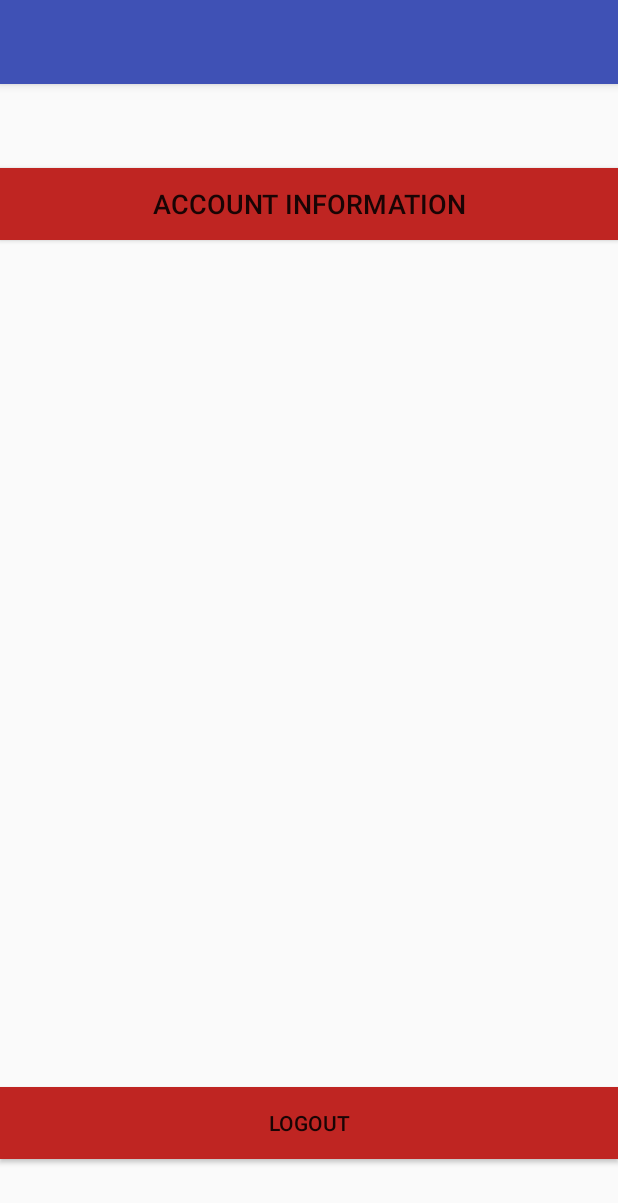
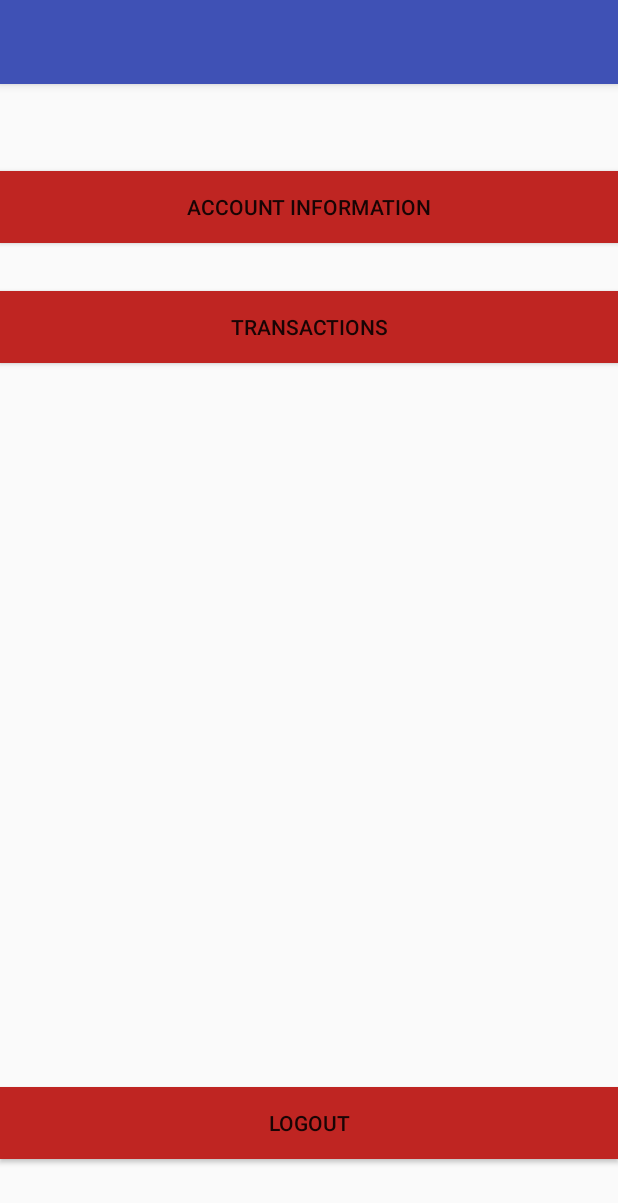
Before and after one commit to azamean/Bank, an Android app: the MainMenu screen opened directly, with no data from a screen before it, on a phone screen of 412 x 824 dp. Shown: the top 1203 px of the screen. Run offline under Robolectric (Android 15) with nearby library versions, the phone set to English and light mode, and no system bars.

```diff
--- a/BankingApp/app/src/main/java/marcusobyrne/bankingapp/MainMenu.java
+++ b/BankingApp/app/src/main/java/marcusobyrne/bankingapp/MainMenu.java
@@ -19,10 +19,11 @@ public class MainMenu extends AppCompatActivity {
 
     public void viewAccount(View view){
 
-        Intent viewAcc = new Intent(this, AccountInformation.class);
+        Intent viewAcc = new Intent(MainMenu.this, AccountInformation.class);
         startActivity(viewAcc);
 
     }
+
     public void logoutClicked(View view){
         Intent logout = new Intent(this, MainActivity.class);
 
--- a/BankingApp/app/src/main/res/layout/activity_main_menu.xml
+++ b/BankingApp/app/src/main/res/layout/activity_main_menu.xml
@@ -5,19 +5,6 @@
     android:layout_width="match_parent"
     android:layout_height="match_parent"
     tools:context="marcusobyrne.bankingapp.MainMenu">
-
-    <Button
-        android:id="@+id/button"
-        android:layout_width="match_parent"
-        android:layout_height="wrap_content"
-        android:layout_alignParentTop="true"
-        android:layout_marginTop="56dp"
-        android:background="#bf2522"
-        android:onClick="viewAccount"
-        android:text="Account Information"
-        android:textAlignment="center"
-        android:textColorLink="@android:color/black"
-        android:textSize="18sp" />
 
     <Button
         android:id="@+id/buttonLogout"
@@ -30,4 +17,25 @@
         android:onClick="logoutClicked"
         android:text="Logout"
         android:textAlignment="center" />
+
+    <Button
+        android:id="@+id/button"
+        android:layout_width="match_parent"
+        android:layout_height="wrap_content"
+        android:layout_alignParentTop="true"
+        android:layout_centerHorizontal="true"
+        android:layout_marginTop="58dp"
+        android:background="#bf2522"
+        android:onClick="viewAccount"
+        android:text="Account Information" />
+
+    <Button
+        android:id="@+id/button3"
+        android:layout_width="match_parent"
+        android:layout_height="wrap_content"
+        android:layout_marginTop="32dp"
+        android:background="#bf2522"
+        android:text="Transactions"
+        android:layout_below="@+id/button"
+        android:layout_centerHorizontal="true" />
 </android.widget.RelativeLayout>
```
Also changed, not shown: BankingApp/app/src/main/java/marcusobyrne/bankingapp/AccountInformation.java (+17 -9 lines), BankingApp/app/src/main/java/marcusobyrne/bankingapp/DBHandler.java (+7 -0 lines).
